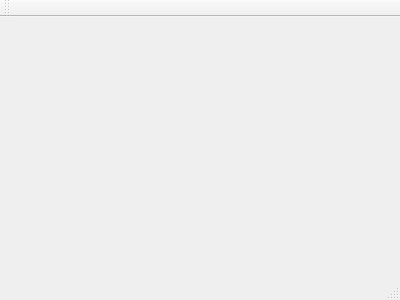
Before: the Qt Designer form scannergui.ui in k4444th/SimpleScanner, drawn with Qt 5.
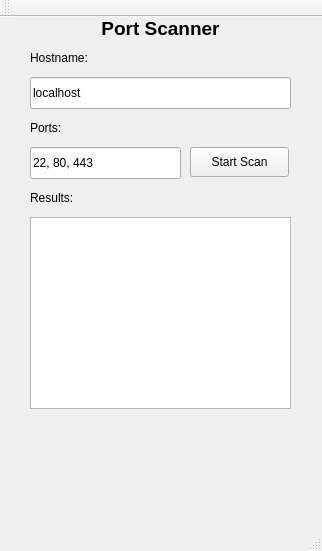
After: the same form once the commit is applied.

What changed in the file:
```diff
--- a/scannergui.ui
+++ b/scannergui.ui
@@ -1,24 +1,163 @@
 <ui version="4.0">
  <class>ScannerGui</class>
- <widget class="QMainWindow" name="ScannerGui" >
-  <property name="geometry" >
+ <widget class="QMainWindow" name="ScannerGui">
+  <property name="geometry">
    <rect>
     <x>0</x>
     <y>0</y>
-    <width>400</width>
-    <height>300</height>
+    <width>322</width>
+    <height>551</height>
    </rect>
   </property>
   <property name="windowTitle" >
    <string>ScannerGui</string>
   </property>
-  <widget class="QMenuBar" name="menuBar" />
-  <widget class="QToolBar" name="mainToolBar" />
-  <widget class="QWidget" name="centralWidget" />
-  <widget class="QStatusBar" name="statusBar" />
+  <widget class="QWidget" name="centralWidget">
+   <widget class="QLineEdit" name="hostnameEntry">
+    <property name="geometry">
+     <rect>
+      <x>30</x>
+      <y>60</y>
+      <width>261</width>
+      <height>32</height>
+     </rect>
+    </property>
+    <property name="text">
+     <string>localhost</string>
+    </property>
+   </widget>
+   <widget class="QLineEdit" name="portEntry">
+    <property name="geometry">
+     <rect>
+      <x>30</x>
+      <y>130</y>
+      <width>151</width>
+      <height>32</height>
+     </rect>
+    </property>
+    <property name="text">
+     <string>22, 80, 443</string>
+    </property>
+   </widget>
+   <widget class="QPushButton" name="startButton">
+    <property name="geometry">
+     <rect>
+      <x>190</x>
+      <y>130</y>
+      <width>99</width>
+      <height>30</height>
+     </rect>
+    </property>
+    <property name="text">
+     <string>Start Scan</string>
+    </property>
+   </widget>
+   <widget class="QTextBrowser" name="resuktWindow">
+    <property name="geometry">
+     <rect>
+      <x>30</x>
+      <y>200</y>
+      <width>261</width>
+      <height>192</height>
+     </rect>
+    </property>
+   </widget>
+   <widget class="QLabel" name="portsLabel">
+    <property name="geometry">
+     <rect>
+      <x>30</x>
+      <y>100</y>
+      <width>68</width>
+      <height>22</height>
+     </rect>
+    </property>
+    <property name="text">
+     <string>Ports:</string>
+    </property>
+   </widget>
+   <widget class="QLabel" name="hostnameLabel">
+    <property name="geometry">
+     <rect>
+      <x>30</x>
+      <y>30</y>
+      <width>111</width>
+      <height>22</height>
+     </rect>
+    </property>
+    <property name="text">
+     <string>Hostname:</string>
+    </property>
+   </widget>
+   <widget class="QLabel" name="portScannerLabel">
+    <property name="geometry">
+     <rect>
+      <x>30</x>
+      <y>0</y>
+      <width>261</width>
+      <height>22</height>
+     </rect>
+    </property>
+    <property name="font">
+     <font>
+      <pointsize>14</pointsize>
+      <weight>75</weight>
+      <italic>false</italic>
+      <bold>true</bold>
+      <underline>false</underline>
+      <kerning>true</kerning>
+     </font>
+    </property>
+    <property name="focusPolicy">
+     <enum>Qt::NoFocus</enum>
+    </property>
+    <property name="text">
+     <string>Port Scanner</string>
+    </property>
+    <property name="scaledContents">
+     <bool>false</bool>
+    </property>
+    <property name="alignment">
+     <set>Qt::AlignCenter</set>
+    </property>
+    <property name="wordWrap">
+     <bool>false</bool>
+    </property>
+   </widget>
+   <widget class="QLabel" name="resultsLabel">
+    <property name="geometry">
+     <rect>
+      <x>30</x>
+      <y>170</y>
+      <width>68</width>
+      <height>22</height>
+     </rect>
+    </property>
+    <property name="text">
+     <string>Results:</string>
+    </property>
+   </widget>
+  </widget>
+  <widget class="QMenuBar" name="menuBar">
+   <property name="geometry">
+    <rect>
+     <x>0</x>
+     <y>0</y>
+     <width>322</width>
+     <height>28</height>
+    </rect>
+   </property>
+  </widget>
+  <widget class="QToolBar" name="mainToolBar">
+   <attribute name="toolBarArea">
+    <enum>TopToolBarArea</enum>
+   </attribute>
+   <attribute name="toolBarBreak">
+    <bool>false</bool>
+   </attribute>
+  </widget>
+  <widget class="QStatusBar" name="statusBar"/>
  </widget>
- <layoutDefault spacing="6" margin="11" />
- <pixmapfunction></pixmapfunction>
+ <layoutdefault spacing="6" margin="11"/>
  <resources/>
  <connections/>
 </ui>
```
Left out of the diff: 3 changed lines with no effect on the pictures.
